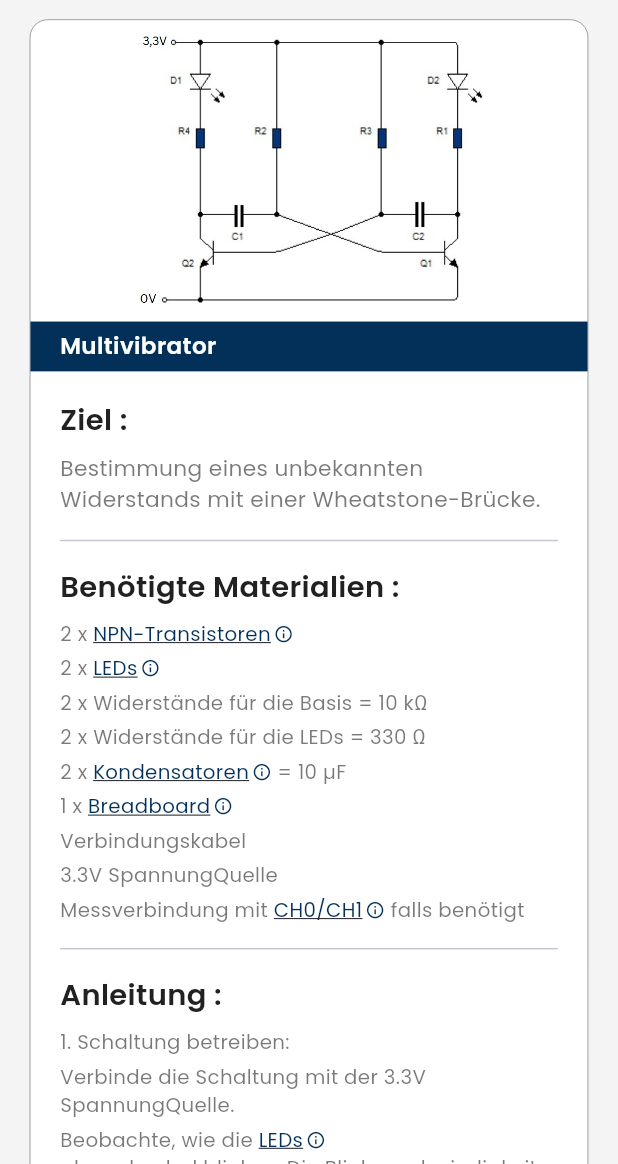
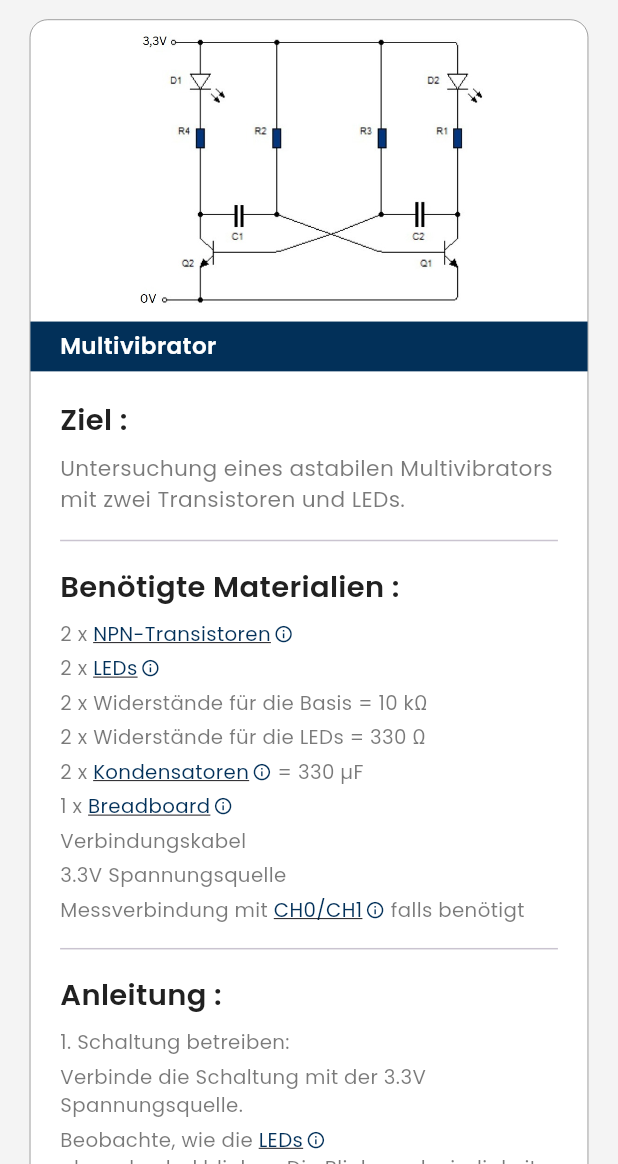
Before and after one commit to soufianeben56/MVP.V.0.1, a Flutter app: the ExperimentsDetailView4 screen opened directly with empty values, on a phone screen of 412 x 824 dp, the part 72-1236 px from its top. Run offline on Flutter 3.47's test engine with Material 3 defaults, Android fonts, the phone set to English and light mode, and no system bars; our stand-ins replace fl_chart, flutter_blue_plus, flutter_svg, geolocator, google_fonts, lottie and 7 more; missing offline and left inert: flex_color_picker; accounts and stored records are empty; project files that could hold a hidden picture were left out.

Commit message:
Initial commit: Infinity Circuit project

```diff
--- a/lib/constants/app_constants.dart
+++ b/lib/constants/app_constants.dart
@@ -49,15 +49,18 @@
 
 //
 const String strZielDesc1 =
-    "Untersuchung des Verhaltens einer in Reihe geschalteten RLC-Schaltung, insbesondere der Resonanzfrequenz und SpannungssPhasenvershiebung.";
+    "Untersuchung des Verhaltens einer in Reihe geschalteten RLC-Schaltung, insbesondere der Resonanzfrequenz und Phasenverschiebung.";
 const String strZielDesc2 =
     "Untersuchung der Strom-Spannungs-Kennlinie einer Diode und LED. Ziel ist es, das Verhalten der Diode und LED zu analysieren und den Unterschied der Schwellenspannung zu beobachten.";
 const String strZielDesc3 =
     "Bestimmung eines unbekannten Widerstands mit einer Wheatstone-Brücke.";
 
+const String strZielDesc4 =
+    "Untersuchung eines astabilen Multivibrators mit zwei Transistoren und LEDs.";
+
 //
-const String strBenotigteMaterialien1 = "AC-Signal: +1.45V bis -1.45V\n"
-    "Widerstand: 68 Ω\n"
+const String strBenotigteMaterialien1 = "AC-Signal: + 7 V bis 7 V\n"
+    "Widerstand: 100 Ω\n"
     "Spule (L): 4.7 mH\n"
     "Kondensator (C): 220 µF\n"
     "Shunt-Widerstand: 5 Ω  (zur Strommessung ).\n"
@@ -67,6 +70,7 @@
 const String strBenotigteMaterialien2 =
     "Spannungsquelle: DAC (über Messboard-Reihe 35 und NICHT von 55)\n"
     "Diode + LED (rote LED mit 2V, 20mA)\n"
+    "R1: Vorwiderstand (zu berechnen)\n"
     "Shunt-Widerstand: 1Ω  (für Strommessung)\n"
     "4 Messleitungen: CH0-CH3 (Messboard-Reihe 1, 5, 10, 15)\n";
 
@@ -126,8 +130,8 @@
 //
 const String strSicherheitshinweise1 =
     "Stellen Sie sicher, dass alle Verbindungen sicher sind, bevor Sie die Schaltung mit Strom versorgen.\n\n"
-    "Beachten Sie, dass das AC-Signal über Messboard-Reihe 50 eingespeist wird \n\n"
-    "Wenn Sie einen ungewöhnlichen, verbrannten Geruch wahrnehmen oder , trennen Sie das USB-Kabel sofort.";
+    "Beachten Sie, dass das AC-Signal über Messboard-Reihe 50 eingespeist wird .\n\n"
+    "Wenn Sie einen ungewöhnlichen, verbrannten Geruch wahrnehmen  , trennen Sie das USB-Kabel sofort.";
 
 const String strSicherheitshinweise2 =
     "• Die Versorgungsspannung in diesem Versuch wird über Messboard-Reihe 35 (DAC) bereitgestellt.\n"
@@ -139,7 +143,7 @@
 //
 
 const String strFragenZurUntersuchung1 =
-    "Berechnen Sie die Resonanzfrequenz der in Reihe geschalteten RLC-Schaltung sowohl rechnerisch als auch experimentell. Wie verhält sich die gemessene Resonanzfrequenz im Vergleich zur berechneten?\n\n"
+    "Berechnen Sie die Resonanzfrequenz der in Reihe geschalteten RLC-Schaltung sowohl rechnerisch als auch experimental. Wie verhält sich die gemessene Resonanzfrequenz im Vergleich zur berechneten?\n\n"
     "Wie groß ist die Phasenverschiebung zwischen Spannung und Strom im reinen Widerstand?\n\n"
     "Was passiert mit der Phasenlage, wenn eine Kondensator anstelle des Widerstands verwendet wird?";
 const String strFragenZurUntersuchung2 =
@@ -147,9 +151,7 @@
     "Diskutieren Sie, was passiert, wenn der Vorwiderstand kleiner als der richtige Wert gewählt wird und welche Auswirkungen dies auf die Diode und LED haben könnte.\n\n"
     "Vergleiche die Kennlinie der normalen Diode mit der LED-Kennlinie. Welchen charakteristischen Unterschied erkennst du, und welche physikalische Eigenschaft der LED wird dadurch sichtbar?\n";
 const String strFragenZurUntersuchung3 =
-    "Bestimmen Sie den unbekannten Widerstand!\n\n"
-
-    "Welche Faktoren können die Genauigkeit der Widerstandsmessung beeinflussen?";
+    "Bestimmen Sie den unbekannten Widerstand!\n";
 const String strFragenZurUntersuchung4 =
     "Wie kann die Leuchtdauer der beiden LEDs gleich sein?\n\n"
     "Welche Faktoren beeinflussen die Leuchtdauer der LEDs?\n\n"
@@ -172,7 +174,15 @@
     "Die LED sollte konstant leuchten, was auf eine stabile Stromversorgung hindeutet.\n"
     "Verwenden Sie die Infinity Circuit App, um die Spannungs-Strom-Kennlinie der Diode und LED aufzuzeichnen.\n"
     "In der Durchlassrichtung zeigt die Diode eine niedrige Spannung (Vorwärtsspannung), und es fließt Strom.\n"
-    "In der Sperrkonfiguration fließt nahezu kein Strom, was an der Sperrwirkung der Diode liegt.";
+    "In der Sperrkonfiguration fließt nahezu kein Strom, was an der Sperrwirkung der Diode liegt.\n\n"
+    "Auswirkungen eines zu kleinen Vorwiderstands:\n"
+    "Wenn der Vorwiderstand kleiner als der berechnete Wert gewählt wird, fließt ein zu hoher Strom durch die Diode und LED.\n"
+    "Dies führt zu einer Überhitzung der LED, was ihre Lebensdauer stark verkürzt oder sie sofort zerstören kann.\n"
+    "Bei einer normalen Diode kann ein zu hoher Strom ebenfalls zur Beschädigung führen, besonders wenn die maximale Verlustleistung überschritten wird.\n\n"
+    "Vergleich der Kennlinien:\n"
+    "Die normale Diode hat eine niedrigere Vorwärtsspannung, während die LED eine deutlich höhere Vorwärtsspannung (bei roten LEDs typischerweise ca. 2V) aufweist.\n"
+    "Dieser Unterschied entsteht durch die größere Bandlücke im Halbleitermaterial der LED, die für die Lichtemission notwendig ist.\n"
+    "Die größere Bandlücke ist die physikalische Eigenschaft, die es der LED ermöglicht, beim Elektronenübergang Licht einer bestimmten Wellenlänge (Farbe) zu emittieren.";
 
 const String solutionDesc3 = "Durchführung:\n"
     "1. Baue die Wheatstone-Brücke mit R = 1 kΩ und einem verstellbaren Potentiometer (V).\n\n"
--- a/lib/presentation/views/experiments_detail/experiments_detail_view2.dart
+++ b/lib/presentation/views/experiments_detail/experiments_detail_view2.dart
@@ -239,6 +239,8 @@
           ],
         ),
         SizedBox(height: 4),
+        Text("R1: Vorwiderstand (zu berechnen)", style: textStyle),
+        SizedBox(height: 4),
         Wrap(
           crossAxisAlignment: WrapCrossAlignment.center,
           children: [
@@ -323,7 +325,7 @@
           ],
         ),
         SizedBox(height: 8),
-        Text("4. Miss die Sapnnung über der Diode ", style: textStyle),
+        Text("4. Miss die Spannung über der Diode ", style: textStyle),
         SizedBox(height: 4),
         Wrap(
           crossAxisAlignment: WrapCrossAlignment.center,
--- a/lib/presentation/views/experiments_detail/experiments_detail_view4.dart
+++ b/lib/presentation/views/experiments_detail/experiments_detail_view4.dart
@@ -127,7 +127,7 @@
                 headerText(strZiel),
 
                 SizedBox(height: SizeConfig.relativeHeight(0.99)),
-                descriptionText(strZielDesc3),
+                descriptionText(strZielDesc4),
 
                 dividerWithSpace(),
                 //
@@ -249,7 +249,7 @@
               sectionId: HowToUseSections.otherComponents,
               style: textStyle,
             ),
-            Text(" = 10 µF", style: textStyle),
+            Text(" = 330 µF", style: textStyle),
           ],
         ),
         SizedBox(height: 4),
@@ -267,7 +267,7 @@
         SizedBox(height: 4),
         Text("Verbindungskabel", style: textStyle),
         SizedBox(height: 4),
-        Text("3.3V SpannungQuelle", style: textStyle),
+        Text("3.3V Spannungsquelle", style: textStyle),
         SizedBox(height: 4),
         Wrap(
           crossAxisAlignment: WrapCrossAlignment.center,
@@ -300,7 +300,7 @@
       children: [
         Text("1. Schaltung betreiben:", style: textStyle),
         SizedBox(height: 4),
-        Text("Verbinde die Schaltung mit der 3.3V SpannungQuelle.", style: textStyle),
+        Text("Verbinde die Schaltung mit der 3.3V Spannungsquelle.", style: textStyle),
         SizedBox(height: 4),
         Wrap(
           crossAxisAlignment: WrapCrossAlignment.center,
@@ -320,7 +320,7 @@
         Wrap(
           crossAxisAlignment: WrapCrossAlignment.center,
           children: [
-            Text("Variiere die Werte von R, C, und T um zu sehen, wie sich die Frequenz des Blinksignals ändert. Verwende die Infinity Circuit App, um die Frequenz des erzeugten Rechtecksignals zu messen und zu analysieren.", style: textStyle),
+            Text("Variiere die Werte von R, C und T um zu sehen, wie sich die Frequenz des Blinksignals ändert. Verwende die Infinity Circuit App, um die Frequenz des erzeugten Rechtecksignals zu messen und zu analysieren.", style: textStyle),
           ],
         ),
       ],
--- a/lib/presentation/views/howtouse/howtouse_view.dart
+++ b/lib/presentation/views/howtouse/howtouse_view.dart
@@ -266,7 +266,7 @@
                 Padding(
                   key: _sectionKeys[HowToUseSections.messboard],
                   padding: EdgeInsets.zero,
-                  child: _buildImageSection(AssetImage('assets/icons/messboard_pins.PNG')),
+                  child: _buildImageSection(AssetImage('assets/icons/messboard_pins.png')),
                 ),
                 _buildSubSectionTitle('🔄 Für AC-Messung:'),
                 _buildInstructionPoint('1. Sinusspannung einspeisen → Stecke ein Kabel in Reihe 50 (Sinus).'),
--- a/lib/presentation/views/measurement_graph/CustomGraph.dart
+++ b/lib/presentation/views/measurement_graph/CustomGraph.dart
@@ -124,13 +124,13 @@
             else
               Row(
                 children: [
-                  _buildToggleSwitch("Voltage", AppColors.colorDarkBlue, showVoltage, (value) {
+                  _buildToggleSwitch("Spannung", AppColors.colorDarkBlue, showVoltage, (value) {
                     setState(() {
                       showVoltage = value;
                     });
                   }),
                   SizedBox(width: 12),
-                  _buildToggleSwitch("Current", AppColors.colorGreen, showCurrent, (value) {
+                  _buildToggleSwitch("Strom", AppColors.colorGreen, showCurrent, (value) {
                     setState(() {
                       showCurrent = value;
                     });
--- a/pubspec.yaml
+++ b/pubspec.yaml
@@ -115,7 +115,7 @@
     - assets/
     - assets/svg/
     - assets/icons/
-    - assets/icons/messboard_pins.PNG
+    - assets/icons/messboard_pins.png
     - assets/lotties/
     - assets/gif/
     - assets/fonts/
```
Also changed, not shown: lib/presentation/views/experiments_detail/experiments_detail_view1.dart (+4 -4 lines), lib/presentation/views/solution_detail/solution_detail_view.dart (+12 -7 lines), assets/icons/img_circuit_1_new.png, 3 other files.
